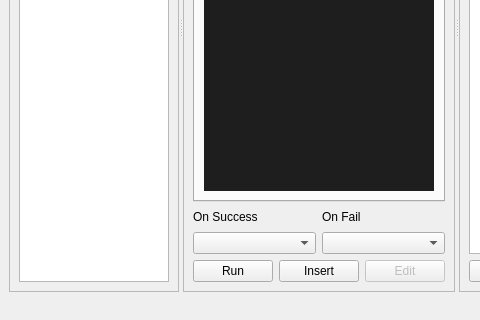
Qt form Qt_UI/pymacro.ui (jupiterbjy/python-macro-practice) before a commit; both pictures show x 0 to 480 and y 267 to 587 of the 740 by 587 pixel window.
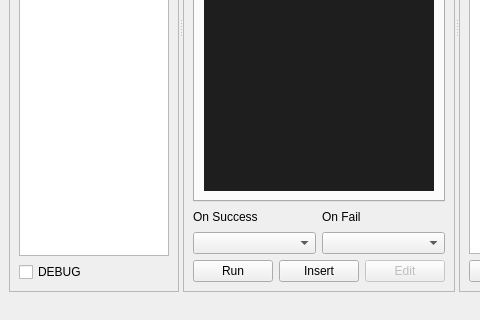
The same form after that commit.

Commit message: Overhaul on Timers and Abort mechanism. Added DEBUG checkbox to decide whether to redirect stdout or not. Currently Thread is broken, not working half of time.

```diff
--- a/Qt_UI/pymacro.ui
+++ b/Qt_UI/pymacro.ui
@@ -125,6 +125,13 @@
           </item>
          </widget>
         </item>
+        <item row="1" column="0">
+         <widget class="QCheckBox" name="debugCheck">
+          <property name="text">
+           <string>DEBUG</string>
+          </property>
+         </widget>
+        </item>
        </layout>
       </widget>
       <widget class="QFrame" name="frame_3">
```
The commit also changes 5 other files.
